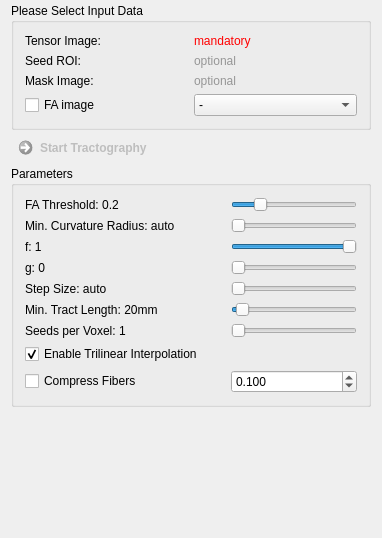
The window that Plugins/org.mitk.gui.qt.diffusionimaging/src/internal/QmitkStreamlineTrackingViewControls.ui (MITK/MITK) describes before a commit, drawn with Qt 5.
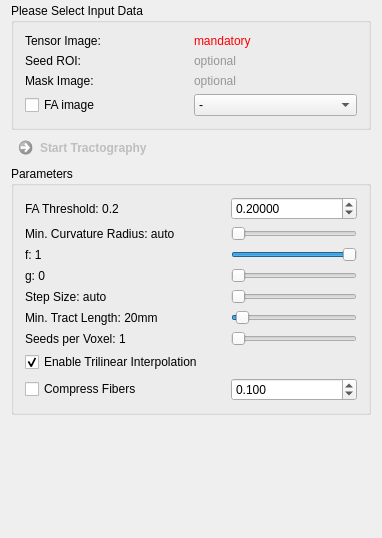
The same window after the commit. Custom widgets are drawn as their Qt base class.

Commit message: modified streamline tracking gui

Patch:
```diff
--- a/Plugins/org.mitk.gui.qt.diffusionimaging/src/internal/QmitkStreamlineTrackingViewControls.ui
+++ b/Plugins/org.mitk.gui.qt.diffusionimaging/src/internal/QmitkStreamlineTrackingViewControls.ui
@@ -219,25 +219,6 @@
         </property>
        </widget>
       </item>
-      <item row="1" column="1">
-       <widget class="QSlider" name="m_FaThresholdSlider">
-        <property name="toolTip">
-         <string>Fractional Anisotropy Threshold</string>
-        </property>
-        <property name="minimum">
-         <number>0</number>
-        </property>
-        <property name="maximum">
-         <number>100</number>
-        </property>
-        <property name="value">
-         <number>20</number>
-        </property>
-        <property name="orientation">
-         <enum>Qt::Horizontal</enum>
-        </property>
-       </widget>
-      </item>
       <item row="6" column="1">
        <widget class="QSlider" name="m_MinTractLengthSlider">
         <property name="toolTip">
@@ -325,6 +306,22 @@
         </property>
        </widget>
       </item>
+      <item row="1" column="1">
+       <widget class="QDoubleSpinBox" name="m_ScalarThresholdBox">
+        <property name="decimals">
+         <number>5</number>
+        </property>
+        <property name="maximum">
+         <double>1.000000000000000</double>
+        </property>
+        <property name="singleStep">
+         <double>0.100000000000000</double>
+        </property>
+        <property name="value">
+         <double>0.200000000000000</double>
+        </property>
+       </widget>
+      </item>
      </layout>
     </widget>
    </item>
```
The commit also changes 2 other files.
